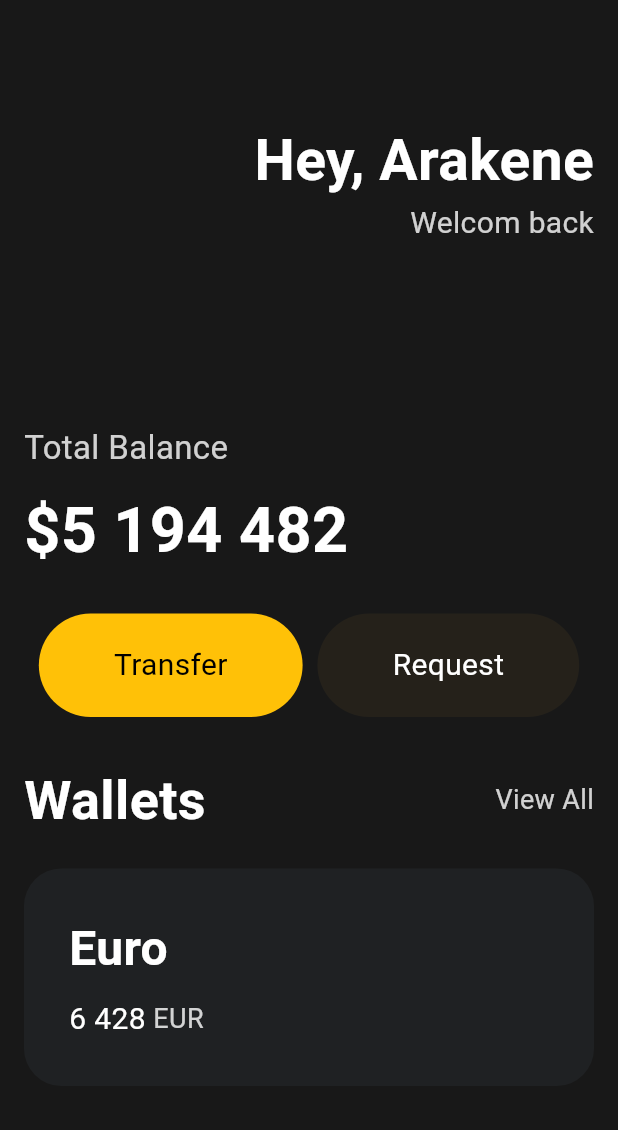
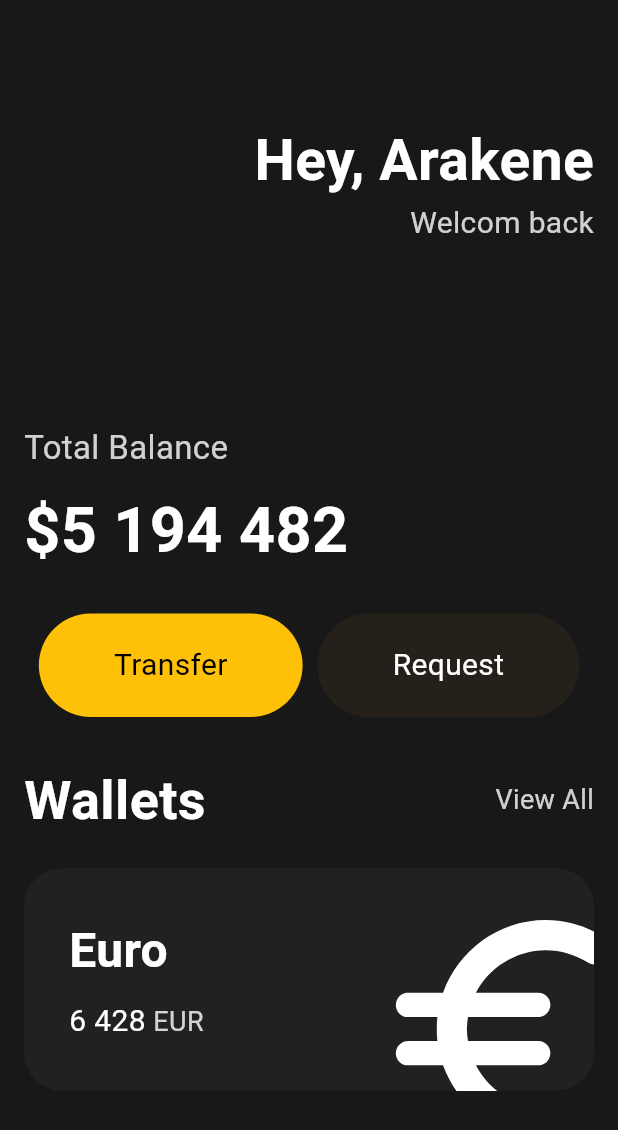
Before and after one commit to kbh97102/FlutterStudy, a Flutter app: the screen it shows after launch, on a phone screen of 412 x 824 dp. Shown: the top 1130 px of the screen. Run offline on Flutter 3.47's test engine with Material 3 defaults, Android fonts, the phone set to English and light mode, and no system bars.

Commit message:
feat: UI 챌린지 #3.7 Icons and Transforms

```diff
--- a/lib/widgets/card.dart
+++ b/lib/widgets/card.dart
@@ -43,6 +43,7 @@ class Card extends StatelessWidget {
   @override
   Widget build(BuildContext context) {
     return Container(
+      clipBehavior: Clip.hardEdge,
       decoration: BoxDecoration(
         color: Color(0XFF1F2123),
         borderRadius: BorderRadius.circular(25),
@@ -50,6 +51,7 @@ class Card extends StatelessWidget {
       child: Padding(
         padding: const EdgeInsets.all(30),
         child: Row(
+          mainAxisAlignment: MainAxisAlignment.spaceBetween,
           children: [
             Column(
               crossAxisAlignment: CrossAxisAlignment.start,
@@ -81,6 +83,13 @@ class Card extends StatelessWidget {
                 ),
               ],
             ),
+            Transform.scale(
+              scale: 2.2,
+              child: Transform.translate(
+                offset: Offset(8, 15),
+                child: Icon(Icons.euro_rounded, color: Colors.white, size: 88),
+              ),
+            ),
           ],
         ),
       ),
```
